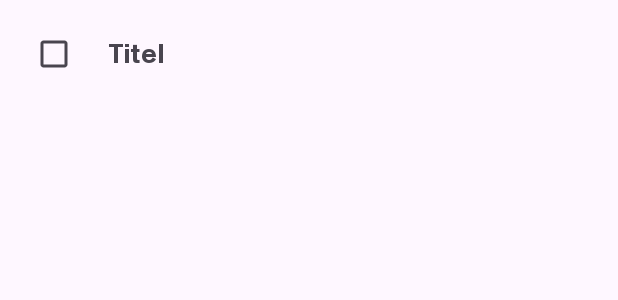
After one commit to magdaa13/TagesBluete, an Android app: the layout aufgabe_item.xml on its own in the app's theme, with its tools: preview values and no code run, on a phone screen of 412 x 824 dp. The commit adds this screen. Shown: the top 300 px of the screen. Run offline under Robolectric (Android 15) with nearby library versions, the phone set to English and light mode, and no system bars.

Commit message:
aufgabe_item.xml, AufgabenListe, Benachrichtigung

```diff
--- a/app/src/main/java/at/fhj/tagesbluete/Aufgabe.java
+++ b/app/src/main/java/at/fhj/tagesbluete/Aufgabe.java
@@ -15,5 +15,7 @@ public class Aufgabe {
     //Nutzerzuordnung
     public String nutzername;
 
+    public boolean erledigt; //Eine Aufgabe wurde erledigt
+
 
 }
--- a/app/src/main/java/at/fhj/tagesbluete/RoomDatenbank.java
+++ b/app/src/main/java/at/fhj/tagesbluete/RoomDatenbank.java
@@ -7,7 +7,7 @@ import androidx.room.Database;
 import androidx.room.Room;
 import androidx.room.RoomDatabase;
 
-@Database(entities = {Benutzer.class, Aufgabe.class}, version = 1, exportSchema = false)
+@Database(entities = {Benutzer.class, Aufgabe.class}, version = 2, exportSchema = false)
 public abstract class RoomDatenbank extends RoomDatabase {
 
     private static RoomDatenbank instance;
--- a/app/src/main/java/at/fhj/tagesbluete/Tagesplan.java
+++ b/app/src/main/java/at/fhj/tagesbluete/Tagesplan.java
@@ -41,7 +41,7 @@ public class Tagesplan extends AppCompatActivity {
 
         buttonAufgabeLöschen.setOnClickListener(v -> {
             Aufgabe ausgewählteAufgabe = adapter.getSelectedAufgabe();
-            if(ausgewählteAufgabe != null){
+            if(ausgewählteAufgabe != null && ausgewählteAufgabe.erledigt){
                 db.aufgabeDao().deleteById(ausgewählteAufgabe.id);
                 Toast.makeText(this, "Aufgabe gelöscht", Toast.LENGTH_SHORT).show();
                 ladeAufgabenFuerHeute();
@@ -52,7 +52,7 @@ public class Tagesplan extends AppCompatActivity {
 
         buttonAufgabeBearbeiten.setOnClickListener(v -> {
             Aufgabe ausgewählteAufgabe = adapter.getSelectedAufgabe();
-            if(ausgewählteAufgabe != null){
+            if(ausgewählteAufgabe != null && ausgewählteAufgabe.erledigt){
                 Intent intent = new Intent(this, NeueAufgaben.class);
                 intent.putExtra("aufgabe_id", ausgewählteAufgabe.id);  // ID der Aufgabe übergeben
                 startActivity(intent);
--- /dev/null
+++ b/app/src/main/res/layout/aufgabe_item.xml
@@ -0,0 +1,22 @@
+<?xml version="1.0" encoding="utf-8"?>
+<LinearLayout xmlns:android="http://schemas.android.com/apk/res/android"
+    android:orientation="horizontal"
+    android:padding="12dp"
+    android:layout_width="match_parent"
+    android:layout_height="wrap_content">
+
+    <CheckBox
+        android:id="@+id/checkboxErledigt"
+        android:layout_width="wrap_content"
+        android:layout_height="wrap_content" />
+
+    <TextView
+        android:id="@+id/textViewTitel"
+        android:layout_width="wrap_content"
+        android:layout_height="wrap_content"
+        android:layout_gravity="center_vertical"
+        android:layout_marginStart="12dp"
+        android:text="Titel"
+        android:textSize="18sp"
+        android:textStyle="bold" />
+</LinearLayout>
```
Also changed, not shown: app/src/main/java/at/fhj/tagesbluete/AufgabeAdapter.java (+22 -8 lines), app/src/main/java/at/fhj/tagesbluete/AufgabenBenachrichtigung.java (+17 -1 lines), app/src/main/res/layout/activity_tagesplan.xml (line endings or trailing spaces).
